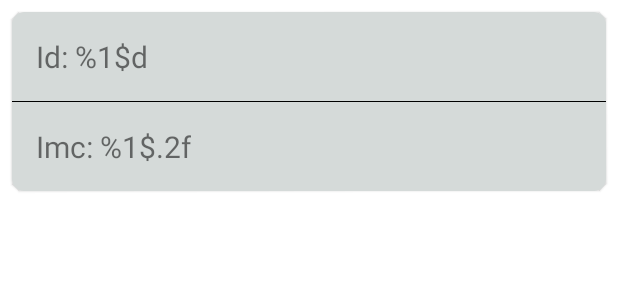
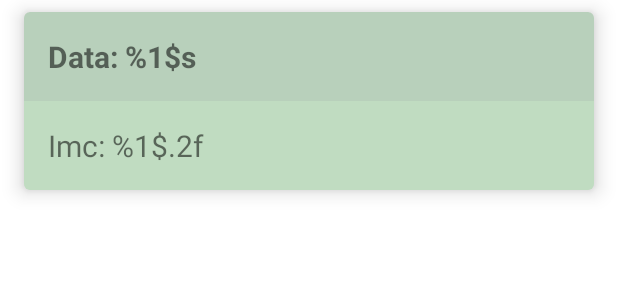
Before and after one commit to wanderson648/android-express-fitness-app, an Android app: the layout list_calc_item.xml on its own in the app's theme, with its tools: preview values and no code run, on a phone screen of 412 x 824 dp. Shown: the top 300 px of the screen. Run offline under Robolectric (Android 15) with nearby library versions, the phone set to English and light mode, and no system bars.

Commit message:
Exibir resultados com lista de dados

```diff
--- a/app/src/main/java/com/example/fitnessapp/FormImcActivity.kt
+++ b/app/src/main/java/com/example/fitnessapp/FormImcActivity.kt
@@ -62,9 +62,7 @@ class FormImcActivity : AppCompatActivity() {
         AlertDialog.Builder(this)
             .setTitle(getString(R.string.imc_response, result))
             .setMessage(imcResponseId)
-            .setPositiveButton(android.R.string.ok) { _, _ -> }
-
-            .setNegativeButton(R.string.save) { _, _ ->
+            .setPositiveButton(R.string.save) { _, _ ->
                 Thread {
                     val app = application as App
                     val dao = app.db.calcDao()
--- a/app/src/main/res/layout/list_calc_item.xml
+++ b/app/src/main/res/layout/list_calc_item.xml
@@ -4,10 +4,11 @@
     xmlns:app="http://schemas.android.com/apk/res-auto"
     android:layout_width="match_parent"
     android:backgroundTint="#D5DAD9"
-    app:cardCornerRadius="8dp"
-    android:layout_margin="8dp"
+    app:cardCornerRadius="4dp"
+    android:layout_marginVertical="8dp"
+    app:cardElevation="8dp"
+    android:layout_marginHorizontal="16dp"
     android:layout_height="wrap_content">
-
 
         <LinearLayout
             android:layout_width="match_parent"
@@ -16,23 +17,21 @@
 
             <TextView
                 android:id="@+id/tv_list_calc_id"
-                android:layout_width="wrap_content"
+                android:background="#3C5CAF5C"
+                android:layout_width="match_parent"
                 android:layout_height="wrap_content"
-                android:text="@string/id_calc"
+                android:text="@string/list_data_calc_response"
                 android:padding="16dp"
+                android:textStyle="bold"
                 android:textSize="20sp"/>
-
-            <View
-                android:layout_width="match_parent"
-                android:background="@color/black"
-                android:layout_height="0.9dp"/>
 
             <TextView
                 android:id="@+id/tv_list_calc"
-                android:layout_width="wrap_content"
+                android:background="#C4BADDBA"
+                android:layout_width="match_parent"
                 android:layout_height="wrap_content"
                 android:padding="16dp"
-                android:text="@string/imc_calc"
+                android:text="@string/list_calc_response"
                 android:textSize="20sp"/>
         </LinearLayout>
 
--- a/app/src/main/res/values/strings.xml
+++ b/app/src/main/res/values/strings.xml
@@ -27,6 +27,6 @@
     <string name="tmb_response">Tmb: %1$.2f</string>
     <string name="delete_message">Você realmente quer excluir o registro?</string>
     <string name="cancel">Cancelar</string>
-    <string name="id_calc">Id: %1$d</string>
-    <string name="imc_calc">Imc: %1$.2f</string>
+    <string name="list_calc_response">Imc: %1$.2f</string>
+    <string name="list_data_calc_response">Data: %1$s</string>
 </resources>
```
Also changed, not shown: app/src/main/java/com/example/fitnessapp/ListCalcActivity.kt (+30 -15 lines).
